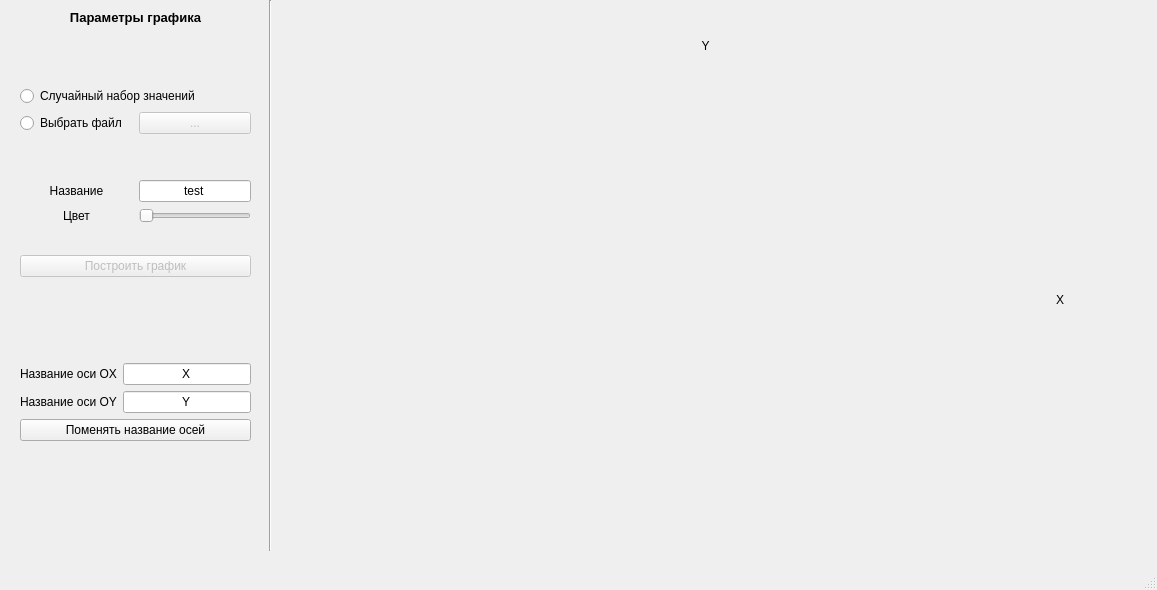
The window that graph/mainwindow.ui (KillReal01/BuildGraph) describes before a commit, drawn with Qt 5.
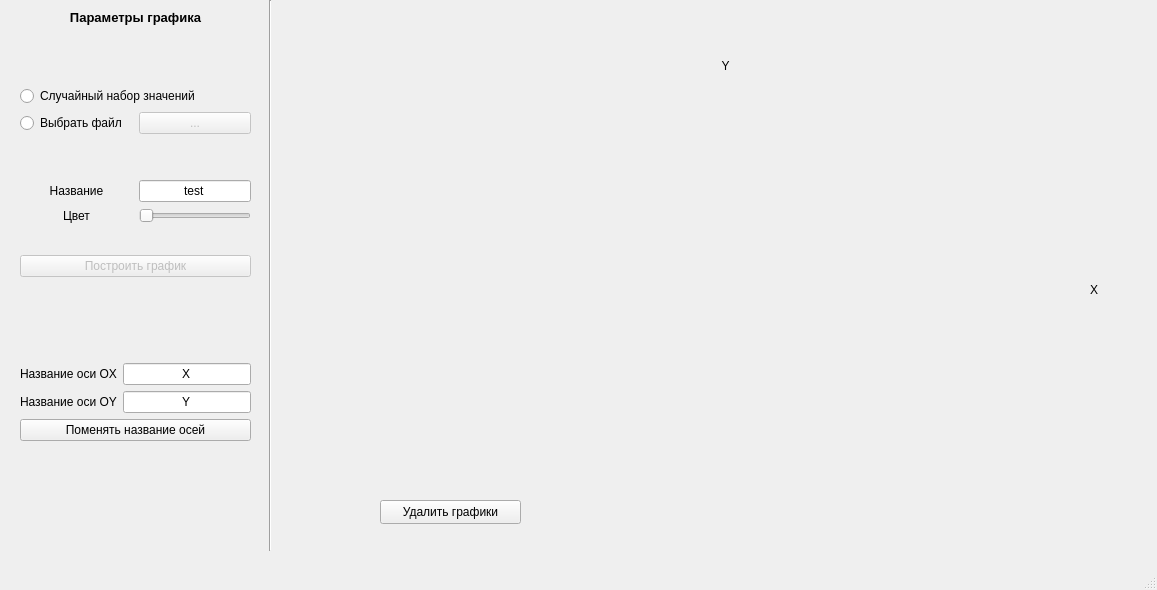
The same window after the commit.

Patch:
```diff
--- a/graph/mainwindow.ui
+++ b/graph/mainwindow.ui
@@ -17,8 +17,8 @@
    <widget class="QLabel" name="axisY">
     <property name="geometry">
      <rect>
-      <x>630</x>
-      <y>30</y>
+      <x>650</x>
+      <y>50</y>
       <width>151</width>
       <height>31</height>
      </rect>
@@ -36,9 +36,9 @@
    <widget class="QLabel" name="axisX">
     <property name="geometry">
      <rect>
-      <x>1056</x>
-      <y>290</y>
-      <width>81</width>
+      <x>1090</x>
+      <y>280</y>
+      <width>61</width>
       <height>20</height>
      </rect>
     </property>
@@ -282,7 +282,7 @@
    <widget class="QWidget" name="widget" native="true">
     <property name="geometry">
      <rect>
-      <x>400</x>
+      <x>380</x>
       <y>80</y>
       <width>700</width>
       <height>400</height>
@@ -302,6 +302,19 @@
      <enum>Qt::Vertical</enum>
     </property>
    </widget>
+   <widget class="QPushButton" name="pushButton_delete">
+    <property name="geometry">
+     <rect>
+      <x>380</x>
+      <y>500</y>
+      <width>141</width>
+      <height>24</height>
+     </rect>
+    </property>
+    <property name="text">
+     <string>Удалить графики</string>
+    </property>
+   </widget>
   </widget>
   <widget class="QMenuBar" name="menubar">
    <property name="geometry">
```
